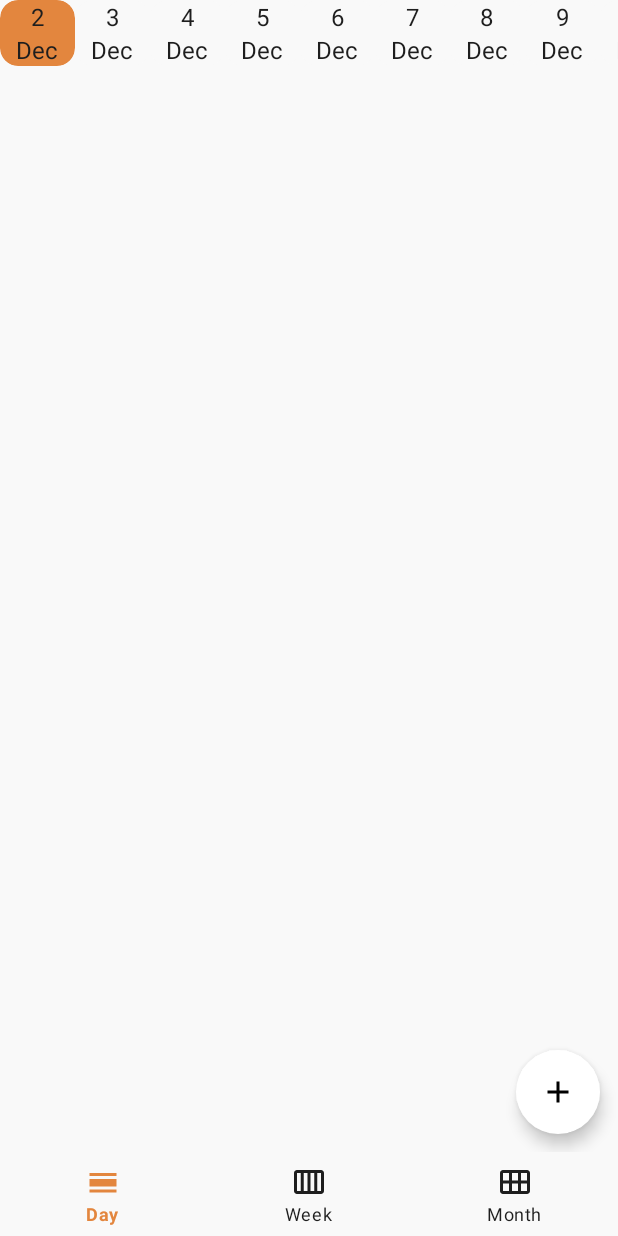
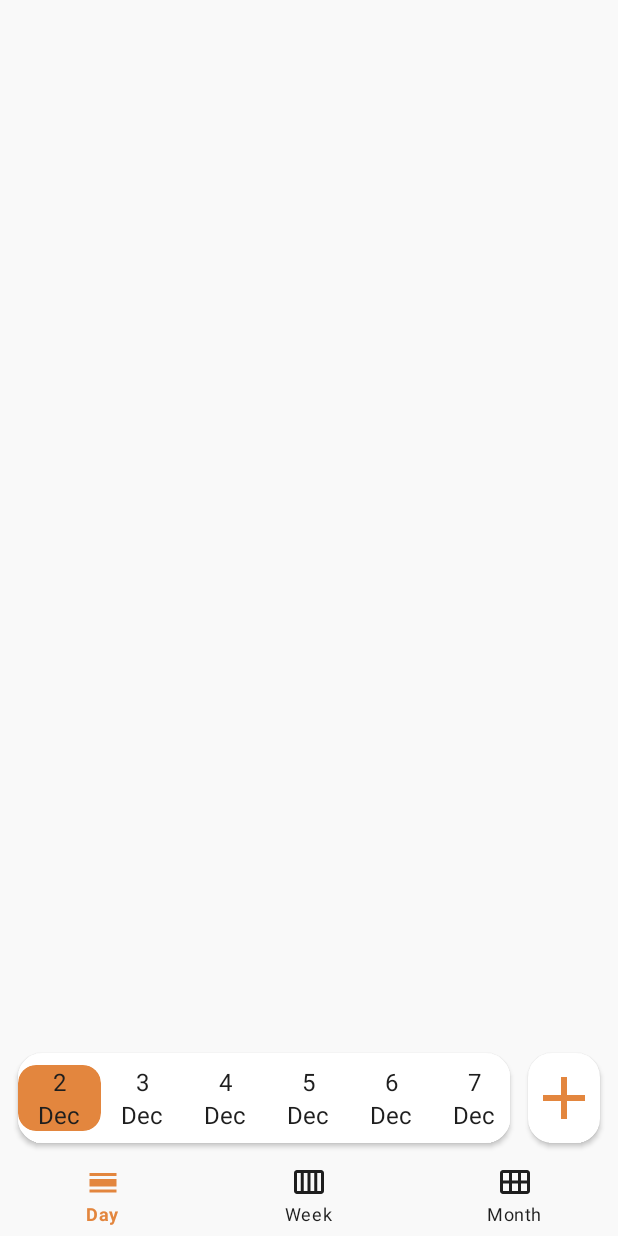
Before and after one commit to Borovsky0/Calendula, an Android app: the screen it shows after launch (MainActivity), on a phone screen of 412 x 824 dp. Run offline under Robolectric (Android 15) with nearby library versions, the phone set to English and light mode, and no system bars.

Commit message:
Day fragment and add activity changes

```diff
--- a/app/src/main/java/com/bvl/calendula/AddActivity.java
+++ b/app/src/main/java/com/bvl/calendula/AddActivity.java
@@ -27,7 +27,7 @@ import java.util.TimeZone;
 
 public class AddActivity extends BottomSheetDialogFragment {
 
-    EditText name, day_of_week, periodicity, tags, text_note, pic_note, audio_note;
+    EditText name, text_note;
     TextView date, time;
     Button button;
     String dateData;
@@ -44,8 +44,6 @@ public class AddActivity extends BottomSheetDialogFragment {
         button = view.findViewById(R.id.button);
 
         name.requestFocus();
-        InputMethodManager imm = (InputMethodManager) getActivity().getSystemService(Context.INPUT_METHOD_SERVICE);
-        imm.toggleSoftInput(InputMethodManager.SHOW_FORCED, 0);
 
         Calendar calendar = Calendar.getInstance();
         int day = calendar.get(Calendar.DAY_OF_MONTH);
@@ -104,6 +102,7 @@ public class AddActivity extends BottomSheetDialogFragment {
                         text_note.getText().toString(),
                         "N",
                         "N");
+                dismiss();
             }
         });
         return view;
--- a/app/src/main/java/com/bvl/calendula/ScrollAdapter.java
+++ b/app/src/main/java/com/bvl/calendula/ScrollAdapter.java
@@ -1,8 +1,6 @@
 package com.bvl.calendula;
 
-import android.app.Activity;
 import android.content.Context;
-import android.graphics.Color;
 import android.util.TypedValue;
 import android.view.LayoutInflater;
 import android.view.View;
@@ -10,6 +8,7 @@ import android.view.ViewGroup;
 import android.widget.LinearLayout;
 import android.widget.TextView;
 
+import androidx.annotation.ColorInt;
 import androidx.cardview.widget.CardView;
 import androidx.recyclerview.widget.RecyclerView;
 
@@ -45,8 +44,8 @@ public class ScrollAdapter extends RecyclerView.Adapter<ScrollAdapter.ViewHolder
         TypedValue value = new TypedValue(); //get color from attr
         context.getTheme().resolveAttribute(R.attr.colorPrimary, value, true);
         int colorPrimary = value.data;
-        context.getTheme().resolveAttribute(R.attr.colorOnBackground, value, true);
-        int colorOnBackground = value.data;
+        context.getTheme().resolveAttribute(R.attr.colorAccent, value, true);
+        @ColorInt int colorOnBackground = value.data;
 
         holder.linearLayout.setOnClickListener(new View.OnClickListener() {
             @Override
@@ -75,8 +74,6 @@ public class ScrollAdapter extends RecyclerView.Adapter<ScrollAdapter.ViewHolder
         private LinearLayout linearLayout;
         private CardView cardView;
 
-        int row_index = -1;
-
         private OnDateClickListener onDateClickListener;
 
         public ViewHolder(View view, OnDateClickListener onDateClickListener) {
--- a/app/src/main/java/com/bvl/calendula/ui/DayFragment.java
+++ b/app/src/main/java/com/bvl/calendula/ui/DayFragment.java
@@ -1,6 +1,5 @@
 package com.bvl.calendula.ui;
 
-import android.content.Intent;
 import android.database.Cursor;
 import android.os.Bundle;
 import android.view.LayoutInflater;
@@ -9,6 +8,7 @@ import android.view.ViewGroup;
 
 import androidx.annotation.NonNull;
 import androidx.annotation.Nullable;
+import androidx.cardview.widget.CardView;
 import androidx.fragment.app.Fragment;
 import androidx.recyclerview.widget.LinearLayoutManager;
 import androidx.recyclerview.widget.RecyclerView;
@@ -18,17 +18,15 @@ import com.bvl.calendula.DatabaseHelper;
 import com.bvl.calendula.ElementAdapter;
 import com.bvl.calendula.R;
 import com.bvl.calendula.ScrollAdapter;
-import com.google.android.material.floatingactionbutton.FloatingActionButton;
 
 import java.util.ArrayList;
 import java.util.Calendar;
 import java.util.Date;
-import java.util.GregorianCalendar;
 
 public class DayFragment extends Fragment implements ScrollAdapter.OnDateClickListener {
 
     RecyclerView recyclerView, scroll;
-    FloatingActionButton button;
+    CardView cardViewButton;
 
     DatabaseHelper db_helper;
     ArrayList<String> id, name, date, day_of_week, periodicity, time_start, time_finish, tags, text_note, pic_note, audio_note;
@@ -48,13 +46,13 @@ public class DayFragment extends Fragment implements ScrollAdapter.OnDateClickLi
         View v = inflater.inflate(R.layout.fragment_day, container, false);
 
         recyclerView = v.findViewById(R.id.recycler);
-        button = v.findViewById(R.id.add_button);
+        cardViewButton = v.findViewById(R.id.add_button);
         scroll = v.findViewById(R.id.scroll);
         scroll.setLayoutManager(new LinearLayoutManager(DayFragment.this.getActivity(), RecyclerView.HORIZONTAL, false));
         scroll.setAdapter(new ScrollAdapter(this));
         scroll.getLayoutManager().scrollToPosition(Integer.MAX_VALUE / 2);
 
-        button.setOnClickListener(new View.OnClickListener() {
+        cardViewButton.setOnClickListener(new View.OnClickListener() {
             @Override
             public void onClick(View view) {
                 AddActivity addActivity = new AddActivity();
@@ -121,7 +119,6 @@ public class DayFragment extends Fragment implements ScrollAdapter.OnDateClickLi
         this.pic_note.clear();
         this.audio_note.clear();
         int dif = Integer.MAX_VALUE / 2 - position;
-        //Calendar date = new GregorianCalendar(2021, 11, 3);
         Calendar calendar = Calendar.getInstance();
         calendar.add(Calendar.DATE, -dif);
         toArrays(calendar.getTime());
--- a/app/src/main/res/layout/element_scroll.xml
+++ b/app/src/main/res/layout/element_scroll.xml
@@ -2,7 +2,7 @@
 <LinearLayout xmlns:android="http://schemas.android.com/apk/res/android"
     xmlns:app="http://schemas.android.com/apk/res-auto"
     android:id="@+id/linear"
-    android:layout_width="50dp"
+    android:layout_width="55dp"
     android:layout_height="wrap_content"
     android:orientation="vertical">
 
--- a/app/src/main/res/layout/fragment_day.xml
+++ b/app/src/main/res/layout/fragment_day.xml
@@ -4,32 +4,61 @@
     android:layout_width="match_parent"
     android:layout_height="match_parent">
 
-    <androidx.recyclerview.widget.RecyclerView
-        android:id="@+id/scroll"
+    <androidx.cardview.widget.CardView
+        android:id="@+id/cardViewScroll"
         android:layout_width="match_parent"
         android:layout_height="wrap_content"
-        android:layout_alignParentTop="true"
-        android:background="?attr/colorOnBackground"/>
+        android:layout_alignParentBottom="true"
+        android:layout_toLeftOf="@+id/add_button"
+        android:layout_marginStart="12dp"
+        android:layout_marginTop="6dp"
+        android:layout_marginEnd="12dp"
+        android:layout_marginBottom="6dp"
+        android:background="?attr/colorAccent"
+        app:cardBackgroundColor="?attr/colorAccent"
+        app:cardCornerRadius="16dp">
+
+        <androidx.recyclerview.widget.RecyclerView
+            android:id="@+id/scroll"
+            android:layout_width="match_parent"
+            android:layout_height="wrap_content"
+            android:layout_marginTop="8dp"
+            android:layout_marginBottom="8dp"
+            android:background="?attr/colorAccent" />
+
+    </androidx.cardview.widget.CardView>
 
     <androidx.recyclerview.widget.RecyclerView
         android:id="@+id/recycler"
         android:layout_width="match_parent"
         android:layout_height="match_parent"
-        android:layout_below="@+id/scroll"
-        android:background="?attr/colorOnBackground" />
+        android:layout_above="@+id/cardViewScroll"
+        android:background="?attr/colorOnBackground"
+        android:requiresFadingEdge="vertical"
+        android:fadingEdgeLength="40dp"
+        android:overScrollMode="never"/>
 
-    <com.google.android.material.floatingactionbutton.FloatingActionButton
+
+    <androidx.cardview.widget.CardView
         android:id="@+id/add_button"
         android:layout_width="wrap_content"
         android:layout_height="wrap_content"
         android:layout_alignParentEnd="true"
         android:layout_alignParentBottom="true"
         android:layout_marginEnd="12dp"
-        android:layout_marginBottom="12dp"
-        android:backgroundTint="?attr/colorAccent"
-        android:clickable="true"
-        android:contentDescription="@string/add_button"
-        android:focusable="true"
-        app:borderWidth="0dp"
-        app:srcCompat="@drawable/ic_add" />
+        android:layout_marginBottom="6dp"
+        android:layout_marginTop="6dp"
+        android:layout_below="@id/recycler"
+        app:cardBackgroundColor="?attr/colorAccent"
+        app:cardCornerRadius="16dp">
+
+        <ImageView
+            android:layout_width="48dp"
+            android:layout_height="48dp"
+            android:src="@drawable/ic_add"
+            android:layout_gravity="center"
+            app:tint="?attr/colorPrimary" />
+
+
+    </androidx.cardview.widget.CardView>
 </RelativeLayout>
```
